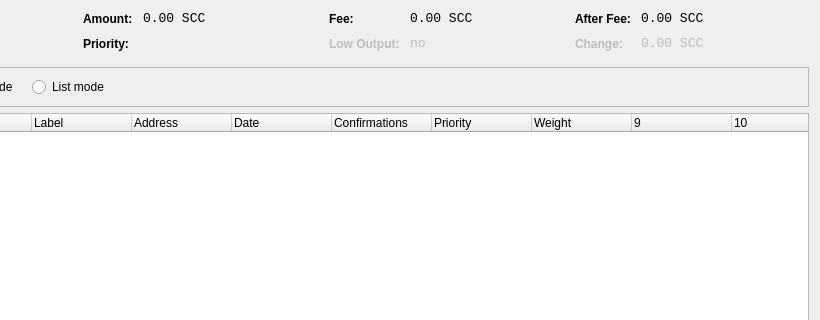
Above: src/qt/forms/coincontroldialog.ui from aigon1989/SuissCoin-Classic before the change; both pictures show x 180 to 1000 and y 0 to 320 of the 1000 by 500 pixel window. Below: the same form after it.
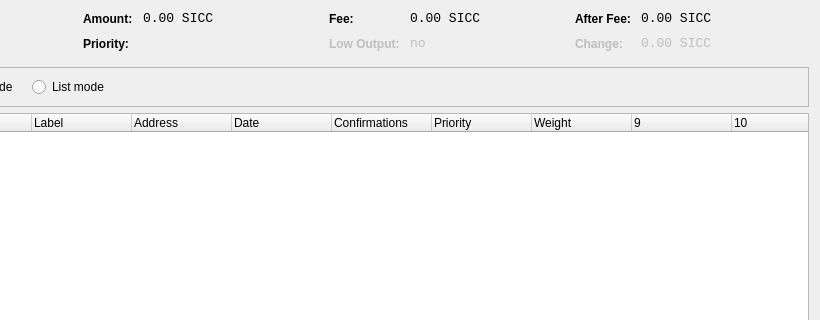
That is the form after the change. Custom widgets are drawn as their Qt base class.

Commit message: Rename Ticker from SCC to SICC

What changed in the file:
```diff
--- a/src/qt/forms/coincontroldialog.ui
+++ b/src/qt/forms/coincontroldialog.ui
@@ -141,7 +141,7 @@
           <enum>Qt::ActionsContextMenu</enum>
          </property>
          <property name="text">
-          <string>0.00 SCC</string>
+          <string>0.00 SICC</string>
          </property>
          <property name="textInteractionFlags">
           <set>Qt::LinksAccessibleByMouse|Qt::TextSelectableByKeyboard|Qt::TextSelectableByMouse</set>
@@ -221,7 +221,7 @@
           <enum>Qt::ActionsContextMenu</enum>
          </property>
          <property name="text">
-          <string>0.00 SCC</string>
+          <string>0.00 SICC</string>
          </property>
          <property name="textInteractionFlags">
           <set>Qt::LinksAccessibleByMouse|Qt::TextSelectableByKeyboard|Qt::TextSelectableByMouse</set>
@@ -307,7 +307,7 @@
           <enum>Qt::ActionsContextMenu</enum>
          </property>
          <property name="text">
-          <string>0.00 SCC</string>
+          <string>0.00 SICC</string>
          </property>
          <property name="textInteractionFlags">
           <set>Qt::LinksAccessibleByMouse|Qt::TextSelectableByKeyboard|Qt::TextSelectableByMouse</set>
@@ -345,7 +345,7 @@
           <enum>Qt::ActionsContextMenu</enum>
          </property>
          <property name="text">
-          <string>0.00 SCC</string>
+          <string>0.00 SICC</string>
          </property>
          <property name="textInteractionFlags">
           <set>Qt::LinksAccessibleByMouse|Qt::TextSelectableByKeyboard|Qt::TextSelectableByMouse</set>
```
The commit also changes 106 other files.
